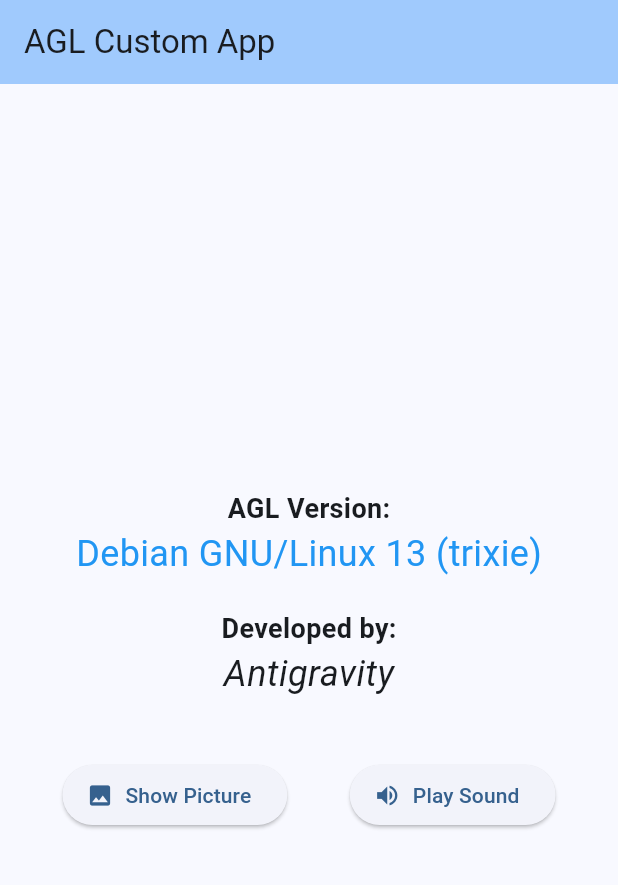
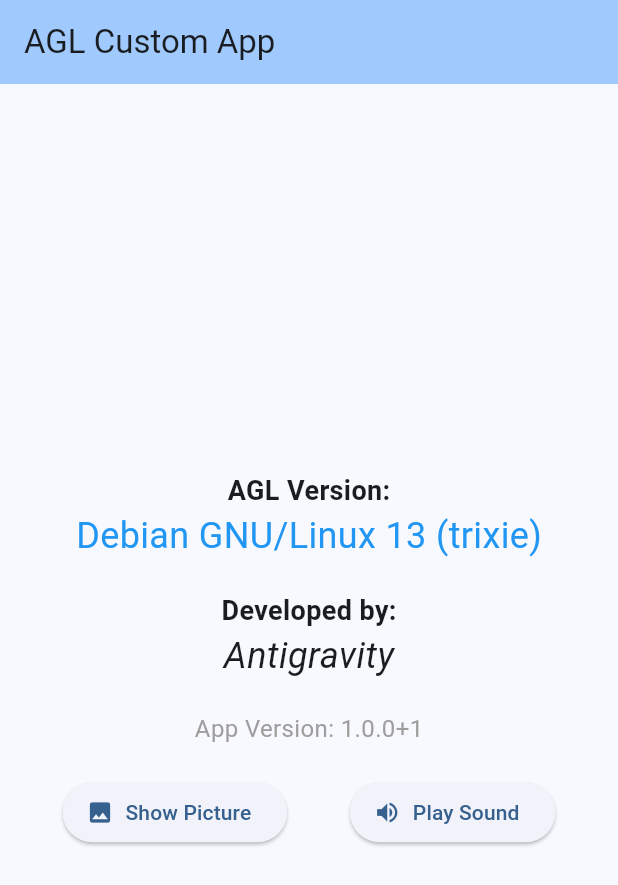
Before and after one commit to jaydon2020/agl-hello-world, a Flutter app: the screen it shows after launch, on a phone screen of 412 x 824 dp. Shown: the top 885 px of the screen. Run offline on Flutter 3.47's test engine with Material 3 defaults, Android fonts, the phone set to English and light mode, and no system bars; our stand-ins replace audioplayers.

Commit message:
Debug: Add app version

```diff
--- a/lib/main.dart
+++ b/lib/main.dart
@@ -119,7 +119,12 @@ class _MyHomePageState extends State<MyHomePage> {
                 'Antigravity',
                 style: TextStyle(fontSize: 24, fontStyle: FontStyle.italic),
               ),
-              const SizedBox(height: 40),
+              const SizedBox(height: 20),
+              const Text(
+                'App Version: 1.0.0+1',
+                style: TextStyle(fontSize: 16, color: Colors.grey),
+              ),
+              const SizedBox(height: 20),
               if (_showPicture)
                 Padding(
                   padding: const EdgeInsets.all(20.0),
```
